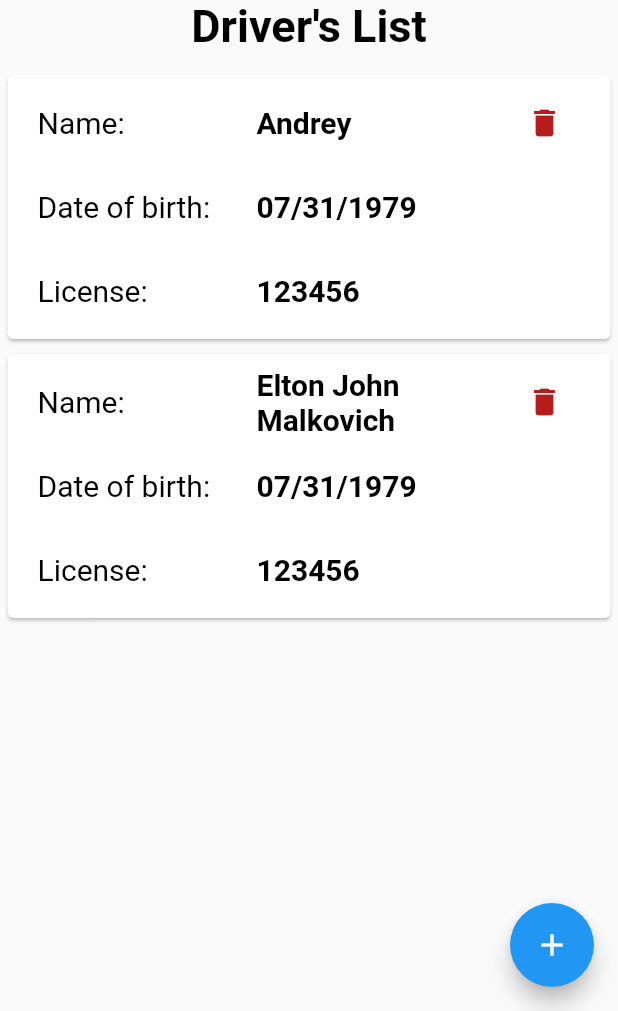
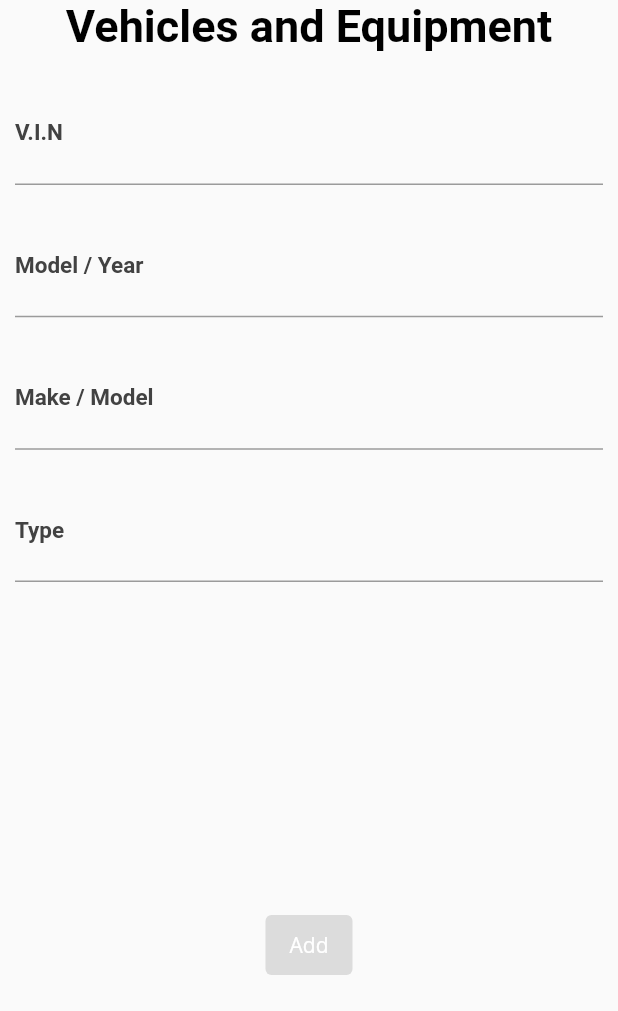
Before and after one commit to Flight552/truckassure, a Flutter app: the screen it shows after launch, on a phone screen of 412 x 824 dp, the part 225-1236 px from its top. Run offline on Flutter 3.47's test engine with Material 2 defaults, Android fonts, the phone set to English and light mode, and no system bars; our stand-ins replace google_fonts.

Commit message:
added add vehicle widget

```diff
--- a/lib/main.dart
+++ b/lib/main.dart
@@ -1,8 +1,10 @@
 import 'package:flutter/material.dart';
 import 'package:truckassure/models/drivers_details_data.dart';
+import 'package:truckassure/models/vehicles_data.dart';
 import 'package:truckassure/widgets/company_widget.dart';
 import 'package:truckassure/widgets/drivers_details_widget.dart';
 import 'package:truckassure/widgets/drivers_list.dart';
+import 'package:truckassure/widgets/vehicles_widget.dart';
 
 void main() {
   runApp(MyApp());
@@ -41,16 +43,17 @@
   @override
   Widget build(BuildContext context) {
     return Scaffold(
-        body: SafeArea(
-            child: /*CompanyWidget()*/ DriversList(
-      list: [
-        DriversDetailsData(
-            name: "Andrey", dateOfBirth: "07/31/1979", license: "123456"),
-        DriversDetailsData(
-            name: "Elton John Malkovich",
-            dateOfBirth: "07/31/1979",
-            license: "123456")
-      ],
-    )));
+        body: SafeArea(child: Vehicles()
+            // child: CompanyWidget()
+            // child: DriversDetails()
+            //         child: DriversList(
+            //   list: [
+            //     DriversDetailsData(
+            //         name: "Ozzy Osborne", dateOfBirth: "07/31/1979", license: "123456"),
+            //     DriversDetailsData(
+            //         name: "Curt Cobain", dateOfBirth: "07/31/1979", license: "123456")
+            //   ],
+            // )
+            ));
   }
 }
--- /dev/null
+++ b/lib/models/vehicles_data.dart
@@ -0,0 +1,13 @@
+class VehiclesData {
+  final String vin;
+  final String modelYear;
+  final String makeModel;
+  final String type;
+
+  VehiclesData({
+    this.vin,
+    this.modelYear,
+    this.makeModel,
+    this.type,
+  });
+}
--- a/lib/utils/utils.dart
+++ b/lib/utils/utils.dart
@@ -59,4 +59,19 @@
     }
     return false;
   }
+
+  bool isVehicleValid(
+      String vin, String modelYear, String makeModel, String type) {
+    if (vin != null &&
+        vin.isNotEmpty &&
+        modelYear != null &&
+        modelYear.isNotEmpty &&
+        makeModel != null &&
+        makeModel.isNotEmpty &&
+        type != null &&
+        type.isNotEmpty) {
+      return true;
+    }
+    return false;
+  }
 }
--- a/lib/widgets/drivers_details_widget.dart
+++ b/lib/widgets/drivers_details_widget.dart
@@ -23,13 +23,13 @@
     _isEnabled = false;
   }
 
-  bool onResultCheck() {
+  bool _onResultCheck() {
     return (_utils.isDriverValid(_name.text, _date.text, _license.text));
   }
 
   void onSubmit() {
     setState(() {
-      if (onResultCheck()) {
+      if (_onResultCheck()) {
         _isEnabled = true;
       } else {
         _isEnabled = false;
@@ -79,7 +79,7 @@
                 onPressed: !_isEnabled
                     ? null
                     : () {
-                        if (onResultCheck()) {
+                        if (_onResultCheck()) {
                           var data = DriversDetailsData(
                               name: _name.text,
                               dateOfBirth: _date.text,
--- /dev/null
+++ b/lib/widgets/vehicles_widget.dart
@@ -0,0 +1,106 @@
+import 'package:flutter/material.dart';
+import 'package:truckassure/models/vehicles_data.dart';
+import 'package:truckassure/widgets/default/image_container.dart';
+import 'package:truckassure/widgets/default/title_container.dart';
+import 'package:truckassure/utils/utils.dart';
+import 'package:truckassure/widgets/default/text_field.dart';
+
+class Vehicles extends StatefulWidget {
+  @override
+  State<StatefulWidget> createState() => new _VehiclesData();
+}
+
+class _VehiclesData extends State<Vehicles> {
+  final _vin = TextEditingController();
+  final _modelYear = TextEditingController();
+  final _makeModel = TextEditingController();
+  final _type = TextEditingController();
+  bool _isEnabled;
+  Utils _utils = Utils();
+
+  void initState() {
+    _isEnabled = false;
+  }
+
+  void onSubmit() {
+    setState(() {
+      if (_onResultCheck()) {
+        _isEnabled = true;
+      } else {
+        _isEnabled = false;
+      }
+    });
+  }
+
+  bool _onResultCheck() {
+    return (_utils.isVehicleValid(
+        _vin.text, _modelYear.text, _makeModel.text, _type.text));
+  }
+
+  @override
+  Widget build(BuildContext context) {
+    return Container(
+      child: Column(
+        children: [
+          ImageContainer(),
+          PageTitleContainer(title: "Vehicles and Equipment"),
+          Expanded(
+              child: SingleChildScrollView(
+                  child: Column(
+            children: [
+              TextFieldWidget(
+                label: "V.I.N",
+                controller: _vin,
+                keyboard: "text",
+                result: onSubmit,
+              ),
+              TextFieldWidget(
+                label: "Model / Year",
+                controller: _modelYear,
+                keyboard: "text",
+                result: onSubmit,
+              ),
+              TextFieldWidget(
+                label: "Make / Model",
+                controller: _makeModel,
+                keyboard: "text",
+                result: onSubmit,
+              ),
+              TextFieldWidget(
+                label: "Type",
+                controller: _type,
+                keyboard: "text",
+                result: onSubmit,
+              ),
+            ],
+          ))),
+          Container(
+              margin: EdgeInsets.only(bottom: 20, top: 20),
+              child: ElevatedButton(
+                  style: ElevatedButton.styleFrom(
+                      elevation: 4,
+                      primary: Colors.black,
+                      minimumSize: Size.square(40)),
+                  onPressed: !_isEnabled
+                      ? null
+                      : () {
+                          if (_onResultCheck()) {
+                            var data = VehiclesData(
+                                vin: _vin.text,
+                                modelYear: _modelYear.text,
+                                makeModel: _makeModel.text,
+                                type: _type.text);
+                            print("enter");
+                          } else {
+                            print("do not enter");
+                          }
+                        },
+                  child: Text(
+                    "Add",
+                    style: TextStyle(color: Colors.white),
+                  )))
+        ],
+      ),
+    );
+  }
+}
```
